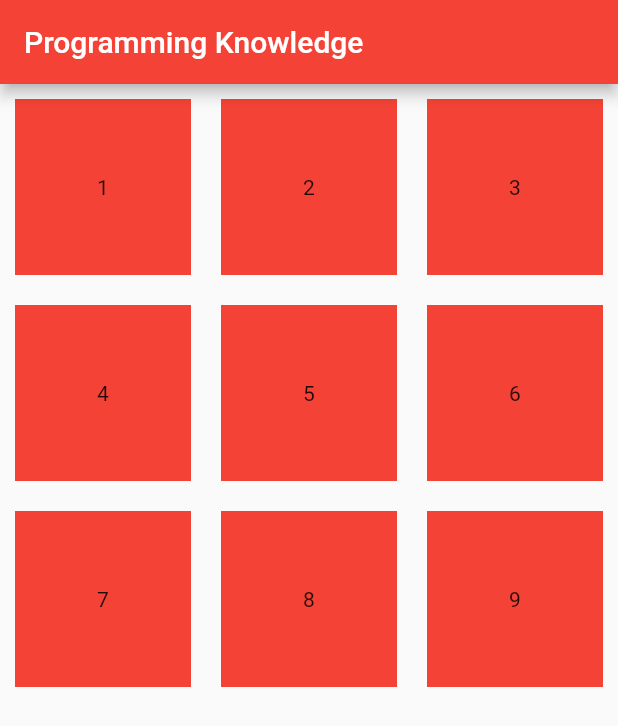
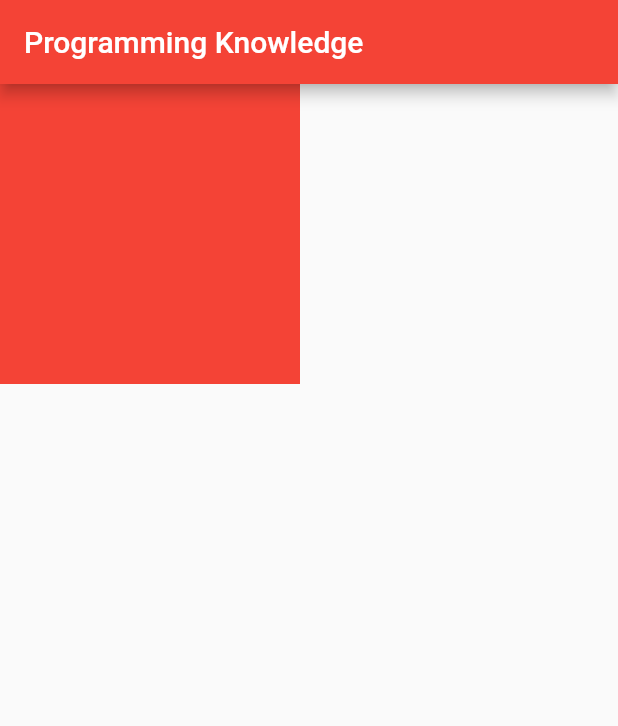
Before and after one commit to paradigm-lab/FlutterApps, a Flutter app: the screen it shows after launch, on a phone screen of 412 x 824 dp. Shown: the top 726 px of the screen. Run offline on Flutter 3.47's test engine with Material 2 defaults, Android fonts, the phone set to English and light mode, and no system bars; our stand-ins replace toast.

Commit message:
Creating another body by commenting out the other body whereby the new body has got the Container with the heigth,width and color as the Container properties

```diff
--- a/lib/my_home_app.dart
+++ b/lib/my_home_app.dart
@@ -13,9 +13,9 @@ class MyHomeApp extends StatefulWidget {
 
 class _MyHomeAppState extends State<MyHomeApp> {
 
+  /*
   List<int> dummy = [1, 2, 3, 4, 5, 6, 7, 8, 9];
 
-  /*
   var _textController;
 
   var count = 0;
@@ -54,6 +54,14 @@ class _MyHomeAppState extends State<MyHomeApp> {
         backgroundColor: Colors.red,
       ),
 
+    body: Container(
+      height: 200.0,
+      width: 200.0,
+      color: Colors.red,
+      ),
+    );
+
+    /*
       // GridView
       body: GridView(
         scrollDirection: Axis.vertical,
@@ -78,7 +86,6 @@ class _MyHomeAppState extends State<MyHomeApp> {
       ),
     );
 
-      /*
       body: Center(
         child: Padding(
           padding: const EdgeInsets.all(10.0),
```
